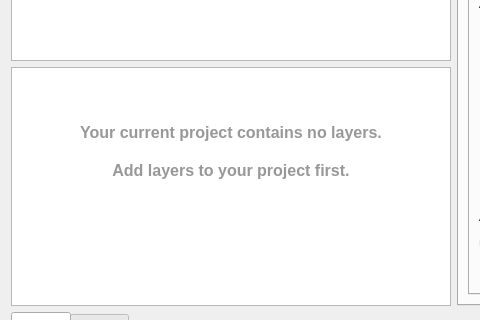
First picture: the form in geocatbridge/ui/publishwidget.ui, repository GeoCat/qgis-bridge-plugin, before the edit; both pictures show x 0 to 480 and y 219 to 539 of the 908 by 692 pixel window.
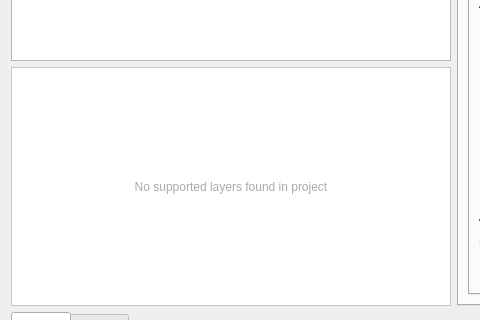
Second picture: the form after the edit. Icons and pictures are not drawn.

What changed in the file:
```diff
--- a/geocatbridge/ui/publishwidget.ui
+++ b/geocatbridge/ui/publishwidget.ui
@@ -70,18 +70,35 @@
         </widget>
        </item>
        <item>
-        <widget class="QTextBrowser" name="txtNoLayers">
-         <property name="html">
-          <string>&lt;!DOCTYPE HTML PUBLIC &quot;-//W3C//DTD HTML 4.0//EN&quot; &quot;http://www.w3.org/TR/REC-html40/strict.dtd&quot;&gt;
-&lt;html&gt;&lt;head&gt;&lt;meta name=&quot;qrichtext&quot; content=&quot;1&quot; /&gt;&lt;style type=&quot;text/css&quot;&gt;
-p, li { white-space: pre-wrap; }
-&lt;/style&gt;&lt;/head&gt;&lt;body style=&quot; font-family:'MS Shell Dlg 2'; font-size:8.25pt; font-weight:400; font-style:normal;&quot;&gt;
-&lt;p align=&quot;center&quot; style=&quot;-qt-paragraph-type:empty; margin-top:0px; margin-bottom:0px; margin-left:0px; margin-right:0px; -qt-block-indent:0; text-indent:0px;&quot;&gt;&lt;br /&gt;&lt;/p&gt;
-&lt;p align=&quot;center&quot; style=&quot;-qt-paragraph-type:empty; margin-top:0px; margin-bottom:0px; margin-left:0px; margin-right:0px; -qt-block-indent:0; text-indent:0px; font-size:12pt; font-weight:600; color:#989898;&quot;&gt;&lt;br /&gt;&lt;/p&gt;
-&lt;p align=&quot;center&quot; style=&quot;-qt-paragraph-type:empty; margin-top:0px; margin-bottom:0px; margin-left:0px; margin-right:0px; -qt-block-indent:0; text-indent:0px; font-size:12pt; font-weight:600; color:#989898;&quot;&gt;&lt;br /&gt;&lt;/p&gt;
-&lt;p align=&quot;center&quot; style=&quot; margin-top:0px; margin-bottom:0px; margin-left:0px; margin-right:0px; -qt-block-indent:0; text-indent:0px;&quot;&gt;&lt;span style=&quot; font-size:12pt; font-weight:600; color:#989898;&quot;&gt;Your current project contains no layers.&lt;/span&gt;&lt;/p&gt;
-&lt;p align=&quot;center&quot; style=&quot;-qt-paragraph-type:empty; margin-top:0px; margin-bottom:0px; margin-left:0px; margin-right:0px; -qt-block-indent:0; text-indent:0px; font-size:12pt; font-weight:600; color:#989898;&quot;&gt;&lt;br /&gt;&lt;/p&gt;
-&lt;p align=&quot;center&quot; style=&quot; margin-top:0px; margin-bottom:0px; margin-left:0px; margin-right:0px; -qt-block-indent:0; text-indent:0px;&quot;&gt;&lt;span style=&quot; font-size:12pt; font-weight:600; color:#989898;&quot;&gt;Add layers to your project first.&lt;/span&gt;&lt;/p&gt;&lt;/body&gt;&lt;/html&gt;</string>
+        <widget class="QLabel" name="txtNoLayers">
+         <property name="sizePolicy">
+          <sizepolicy hsizetype="Expanding" vsizetype="Expanding">
+           <horstretch>0</horstretch>
+           <verstretch>0</verstretch>
+          </sizepolicy>
+         </property>
+         <property name="styleSheet">
+          <string notr="true">color: rgb(170, 170, 170);
+background-color: rgb(255, 255, 255);
+font: 600 12pt &quot;MS Shell Dlg 2&quot;;</string>
+         </property>
+         <property name="frameShape">
+          <enum>QFrame::StyledPanel</enum>
+         </property>
+         <property name="frameShadow">
+          <enum>QFrame::Sunken</enum>
+         </property>
+         <property name="text">
+          <string>No supported layers found in project</string>
+         </property>
+         <property name="alignment">
+          <set>Qt::AlignCenter</set>
+         </property>
+         <property name="wordWrap">
+          <bool>true</bool>
+         </property>
+         <property name="textInteractionFlags">
+          <set>Qt::NoTextInteraction</set>
          </property>
         </widget>
        </item>
```
